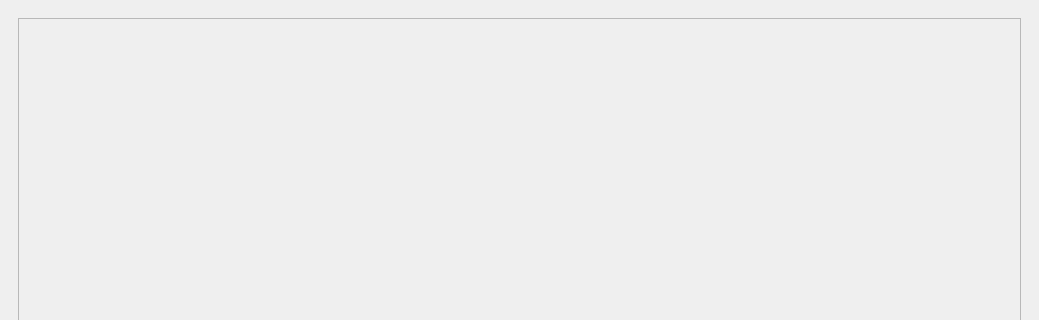
Before: the Qt Designer form mainwindow.ui in rezaqomy/quse, drawn with Qt 5; both pictures show x 0 to 1039 and y 0 to 320 of the 1039 by 635 pixel window.
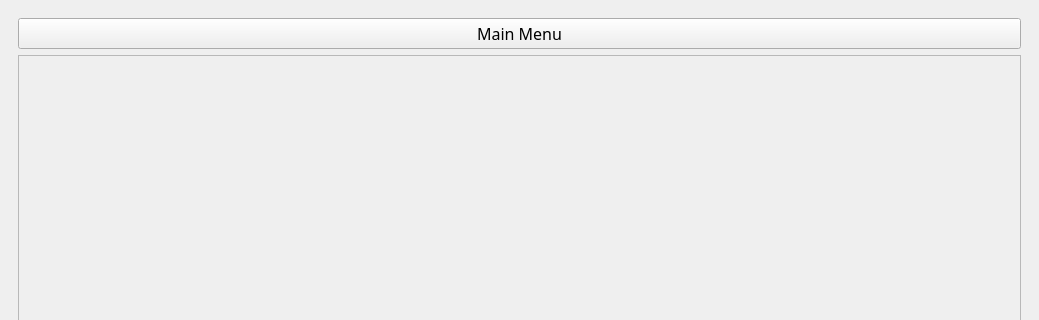
After: the same form once the commit is applied. The open tabs and pages were chosen to show the change.

Patch:
```diff
--- a/mainwindow.ui
+++ b/mainwindow.ui
@@ -879,6 +879,25 @@
       </widget>
       <widget class="QWidget" name="page_2">
        <layout class="QVBoxLayout" name="verticalLayout_10">
+        <item>
+         <widget class="QPushButton" name="btnBack2_2">
+          <property name="font">
+           <font>
+            <family>B Nazanin</family>
+            <pointsize>12</pointsize>
+           </font>
+          </property>
+          <property name="cursor">
+           <cursorShape>PointingHandCursor</cursorShape>
+          </property>
+          <property name="styleSheet">
+           <string notr="true"/>
+          </property>
+          <property name="text">
+           <string>Main Menu</string>
+          </property>
+         </widget>
+        </item>
         <item>
          <widget class="QScrollArea" name="score_scrollArea">
           <property name="widgetResizable">
@@ -889,8 +908,8 @@
             <rect>
              <x>0</x>
              <y>0</y>
-             <width>993</width>
-             <height>560</height>
+             <width>1001</width>
+             <height>535</height>
             </rect>
            </property>
           </widget>
```
Left out of the diff: 22 changed lines with no effect on the pictures.
